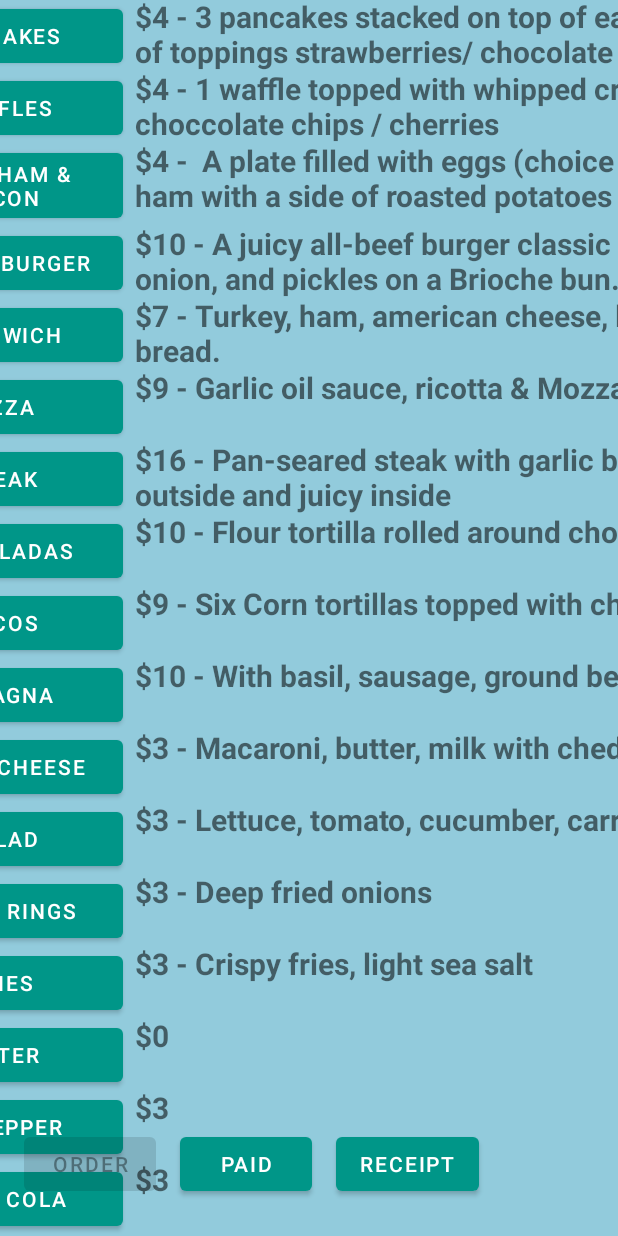
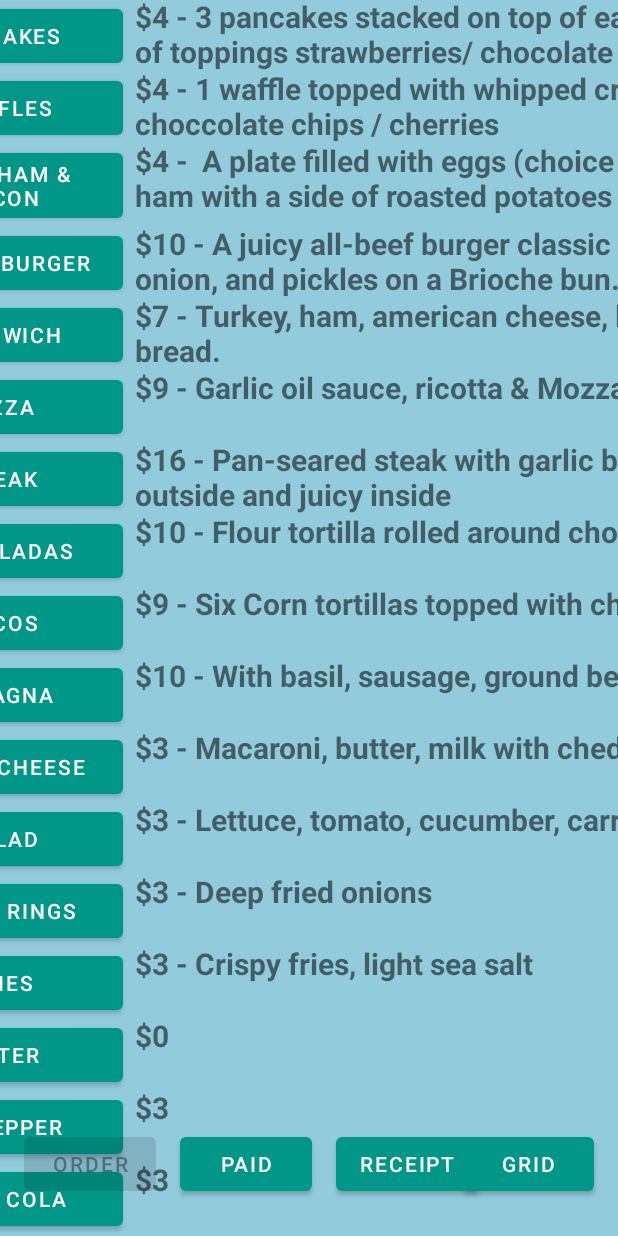
Before and after one commit to matthewgraca/4080-capstone-project, an Android app: the screen it shows after launch (OrderActivity), after a tap on "10", on a phone screen of 412 x 824 dp. Run offline under Robolectric (Android 15) with nearby library versions, the phone set to English and light mode, and no system bars.

Commit message:
Integrated Restaurant + Added Grid/Linear Layout Switch

```diff
--- a/MenuOrderingSystem/app/src/main/java/com/example/menuorderingsystem/Drink.kt
+++ b/MenuOrderingSystem/app/src/main/java/com/example/menuorderingsystem/Drink.kt
@@ -1,6 +1,8 @@
 package com.example.menuorderingsystem
 
-class Drink(name: String, cost: Int, private val size: Size) : Item(name, cost) {
+import java.io.Serializable
+
+class Drink(name: String, cost: Int, private val size: Size) : Item(name, cost), Serializable {
     fun getSize(): Size{
         return size
     }
--- a/MenuOrderingSystem/app/src/main/java/com/example/menuorderingsystem/Food.kt
+++ b/MenuOrderingSystem/app/src/main/java/com/example/menuorderingsystem/Food.kt
@@ -1,8 +1,10 @@
 package com.example.menuorderingsystem
+
+import java.io.Serializable
 
 class Food(name: String,
            cost: Int,
-           private val description: String) : Item(name, cost) {
+           private val description: String) : Item(name, cost), Serializable {
 
     fun getDescription(): String{
         return description
--- a/MenuOrderingSystem/app/src/main/java/com/example/menuorderingsystem/MainActivity.kt
+++ b/MenuOrderingSystem/app/src/main/java/com/example/menuorderingsystem/MainActivity.kt
@@ -8,6 +8,7 @@ import android.widget.Button
 
 class MainActivity : AppCompatActivity() {
 
+    private var restaurant: Restaurant = createRestaurant()
     var tableList: ArrayList<Table> = arrayListOf(
         Table(1), Table(2), Table(3),
         Table(4), Table(5), Table(6),
@@ -26,16 +27,76 @@ class MainActivity : AppCompatActivity() {
 
         val button = view as Button
 
-        var tables: ArrayList<Table>? = intent.getSerializableExtra("tables") as ArrayList<Table>?
-        if (tables != null) {
-            tableList = tables
-            println("Tables overrwritten")
-        }
+        retrieveData()
 
         val tableNum = button.text.toString().toInt()
-        println("Table #${tableNum}")
         activity2Intent.putExtra("tableNum", tableNum-1)
         activity2Intent.putExtra("tableArray", tableList)
+        activity2Intent.putExtra("restaurant", restaurant)
         startActivity(activity2Intent)
     }
+
+    private fun retrieveData(){
+        val tables: ArrayList<Table>? = intent.getSerializableExtra("tables") as ArrayList<Table>?
+        val res: Restaurant? = intent.getSerializableExtra("nRestaurant") as Restaurant?
+        if (tables != null){
+            tableList = tables
+        }
+        if (res != null){
+            restaurant = res
+        }
+    }
+
+    private fun createRestaurant(): Restaurant{
+        //Breakfast items
+        val pancakes = Food("Pancakes", 4, "3 pancakes stacked on top of each other with a side of butter and a choice of toppings strawberries/ chocolate chips / cherries")
+        val waffles = Food("Waffles", 4, "1 waffle topped with whipped cream and a choice of toppings strawberry/choccolate chips / cherries")
+        val eggs_ham_bacon = Food("Eggs Ham & Bacon", 4, " A plate filled with eggs (choice of scrambled or sunny side-up), bacon, and ham with a side of roasted potatoes or hash browns")
+
+
+        //Lunch Foods
+        val c_burger = Food("Cheeseburger", 10, "A juicy all-beef burger classic with american cheese, lettuce, tomato, onion, and pickles on a Brioche bun.")
+        val sandwich = Food("Sandwich", 7, "Turkey, ham, american cheese, lettuce, tomato, and mayonnaise on wheat bread.")
+        val pizza = Food("Pizza", 9, "Garlic oil sauce, ricotta & Mozzarella cheese, tomatoes and basil")
+
+
+        //Dinner Items
+        val steak = Food("Steak", 16, "Pan-seared steak with garlic butter is seared and caramelized on the outside and juicy inside")
+        val enchiladas = Food("Enchiladas", 10, "Flour tortilla rolled around choice of chicken or beef with a savory sauce")
+        val tacos = Food("Tacos", 9, "Six Corn tortillas topped with choice of chicken, beef, or fish")
+        val lasagna = Food("Lasagna", 10, "With basil, sausage, ground beef and three types of cheese")
+
+        //Sides/Appetizers
+        val mac_cheese = Food("Mac & Cheese", 3, "Macaroni, butter, milk with cheddar and parmesan cheese")
+        val salad = Food("Salad", 3, "Lettuce, tomato, cucumber, carrot served with ranch dressing")
+        val onion_rings = Food("Onion Rings", 3, "Deep fried onions")
+        val fries = Food("Fries", 3, "Crispy fries, light sea salt")
+
+
+        //Drinks
+        val water: Item = Drink("Water", 0, Size.MEDIUM)
+        val dr_pepper: Item = Drink("Dr Pepper", 3, Size.MEDIUM)
+        val coca_cola: Item = Drink("Coca Cola", 3, Size.MEDIUM)
+        var root_beer: Item = Drink("Root Beer", 3, Size.MEDIUM)
+        val sprite: Item = Drink("Sprite", 3, Size.MEDIUM)
+
+        val breakfast_items = arrayListOf(pancakes, waffles, eggs_ham_bacon) as ArrayList<Item>
+        val lunch_items = arrayListOf(c_burger, sandwich, pizza) as ArrayList<Item>
+        val dinner_items = arrayListOf(steak, enchiladas, tacos, lasagna) as ArrayList<Item>
+        val side_items = arrayListOf(mac_cheese, salad, onion_rings, fries) as ArrayList<Item>
+        val drinks = arrayListOf(water, dr_pepper, coca_cola, sprite)
+
+        val breakfastMenu: Menu = Menu("Breakfast", breakfast_items)
+        val lunchMenu = Menu("Lunch", lunch_items)
+        val dinnerMenu = Menu("Dinner", dinner_items)
+        val sideMenu = Menu("Sides & Appetizers", side_items)
+        val drinkMenu = Menu("Drinks", drinks)
+
+        val menus = arrayOf(breakfastMenu, lunchMenu, dinnerMenu, sideMenu, drinkMenu)
+
+        val orderManager = OrderManager()
+        val menuManager = MenuManager(menus)
+
+        return Restaurant("Kotlin Restaurant",orderManager, menuManager )
+    }
 }
--- a/MenuOrderingSystem/app/src/main/java/com/example/menuorderingsystem/Menu.kt
+++ b/MenuOrderingSystem/app/src/main/java/com/example/menuorderingsystem/Menu.kt
@@ -1,6 +1,8 @@
 package com.example.menuorderingsystem
 
-class Menu {
+import java.io.Serializable
+
+class Menu : Serializable {
 
     var name: String
     val itemList: ArrayList<Item>
--- a/MenuOrderingSystem/app/src/main/java/com/example/menuorderingsystem/MenuAdapter.kt
+++ b/MenuOrderingSystem/app/src/main/java/com/example/menuorderingsystem/MenuAdapter.kt
@@ -7,7 +7,7 @@ import android.widget.Button
 import android.widget.TextView
 import androidx.recyclerview.widget.RecyclerView
 
-class MenuAdapter (private val menuItems: List<Item>): RecyclerView.Adapter<MenuAdapter.ViewHolder>() {
+class MenuAdapter (private val menuItems: List<Item>, private val grid: Boolean): RecyclerView.Adapter<MenuAdapter.ViewHolder>() {
 
     interface OnClickListener{
         fun onItemClicked(pos: Int)
@@ -17,9 +17,6 @@ class MenuAdapter (private val menuItems: List<Item>): RecyclerView.Adapter<Menu
     lateinit var buttonView: Button
 
     inner class ViewHolder(menuItem: View): RecyclerView.ViewHolder(menuItem){
-//        fun bind(item: Item) {
-//            textView.setText(menuItems.get(adapterPosition).getName())
-//        }
 
         val menuItemTextView = menuItem.findViewById<TextView>(R.id.tvItemMenu)
         val buttonTextView = menuItem.findViewById<Button>(R.id.btnAddToOrder)
@@ -35,6 +32,7 @@ class MenuAdapter (private val menuItems: List<Item>): RecyclerView.Adapter<Menu
     override fun onBindViewHolder(holder: ViewHolder, position: Int) {
         val item: Item = menuItems.get(position)
         textView = holder.menuItemTextView
+        if(!grid){
             when(item){
                 is Food -> {
                     textView.text = "$${item.getCost()} - ${item.getDescription()}"
@@ -43,11 +41,13 @@ class MenuAdapter (private val menuItems: List<Item>): RecyclerView.Adapter<Menu
                     textView.text = "$${item.getCost()}"
                 }
             }
+        }
+        else{
+            textView.text = ""
+        }
         buttonView = holder.buttonTextView
         buttonView.text = item.getName()
 
-
-//        holder.bind(item)
     }
 
     override fun getItemCount(): Int {
--- a/MenuOrderingSystem/app/src/main/java/com/example/menuorderingsystem/MenuManager.kt
+++ b/MenuOrderingSystem/app/src/main/java/com/example/menuorderingsystem/MenuManager.kt
@@ -1,8 +1,9 @@
 package com.example.menuorderingsystem
 
+import java.io.Serializable
 import kotlin.collections.*
 
-class MenuManager(private var menuList: Array<Menu>) {
+class MenuManager(private var menuList: Array<Menu>) : Serializable {
 
     fun getMenus(): Array<Menu>{
         return menuList
--- a/MenuOrderingSystem/app/src/main/java/com/example/menuorderingsystem/Order.kt
+++ b/MenuOrderingSystem/app/src/main/java/com/example/menuorderingsystem/Order.kt
@@ -2,7 +2,7 @@ package com.example.menuorderingsystem
 
 import java.io.Serializable
 
-class Order(private var items: MutableList<Item> = mutableListOf<Item>()) : Serializable  {
+class Order(private var items: MutableList<Item> = mutableListOf()) : Serializable  {
     private var orderNumber = 0
 
     fun getOrderNumber(): Int{
--- a/MenuOrderingSystem/app/src/main/java/com/example/menuorderingsystem/OrderActivity.kt
+++ b/MenuOrderingSystem/app/src/main/java/com/example/menuorderingsystem/OrderActivity.kt
@@ -1,15 +1,14 @@
 package com.example.menuorderingsystem
 
-import android.app.Activity
 import android.content.Intent
 import androidx.appcompat.app.AppCompatActivity
 import android.os.Bundle
-import android.view.LayoutInflater
 import android.view.MenuItem
 import android.view.View
 import android.widget.Button
 import android.widget.TextView
 import android.widget.Toast
+import androidx.recyclerview.widget.GridLayoutManager
 import androidx.recyclerview.widget.LinearLayoutManager
 import androidx.recyclerview.widget.RecyclerView
 import com.google.android.material.navigation.NavigationView
@@ -25,6 +24,8 @@ class OrderActivity : AppCompatActivity(), NavigationView.OnNavigationItemSelect
     lateinit var mItems: Menu
     lateinit var rIntent: Intent
     lateinit var orderButton: Button
+    lateinit var restaurant: Restaurant
+    private var newItems: ArrayList<Item> = ArrayList<Item>()
 
 
 
@@ -38,6 +39,7 @@ class OrderActivity : AppCompatActivity(), NavigationView.OnNavigationItemSelect
         navView.setNavigationItemSelectedListener(this)
         navView.getHeaderView(R.id.textView)
 
+        restaurant = intent.getSerializableExtra("restaurant") as Restaurant
         tables = intent.getSerializableExtra("tableArray") as ArrayList<Table>
         tableNum = intent.getSerializableExtra("tableNum") as Int
         currentTable = tables[tableNum]
@@ -47,6 +49,8 @@ class OrderActivity : AppCompatActivity(), NavigationView.OnNavigationItemSelect
         textView!!.text = "Table #${tableNum+1}"
 
         orderButton = findViewById(R.id.order_button)
+        if(!currentTable.getOrder().isEmpty())
+            orderButton.text = getString(R.string.update)
 
 
         val receiptButton: Button = findViewById(R.id.receipt_button)
@@ -59,29 +63,37 @@ class OrderActivity : AppCompatActivity(), NavigationView.OnNavigationItemSelect
             toast.show()
             currentTable.setOrder(Order())
             tables[tableNum] = currentTable
+            navView.menu.clear()
             //finish()
         }
 
         // order button functionality
         orderButton.setOnClickListener{
 
-            tables[tableNum] = currentTable
+            if(orderButton.text == getString(R.string.update) ){
+                updateOrder()
+            }
+            else{
+                for(i in newItems){
+                    currentTable.getOrder().addItem(i)
+                }
+                newItems.clear()
+                restaurant.getOrderManager().addOrder(currentTable.getOrder())
+            }
 
             // display order sent msg
-            val toast = Toast.makeText(this, "Order Sent!", Toast.LENGTH_SHORT)
+            val toast: Toast = Toast.makeText(this, "Order Sent!", Toast.LENGTH_SHORT)
             toast.show()
+
             // disable button when order is sent
             orderButton.isEnabled = false
-            // TODO:detect change in order (that's handled outside this block when list is updated)
-            /* on their end: like if orderButton.text == update, then orderButton.isEnabled == true*/
-            // change button to "update" when ordered
             orderButton.text = getString(R.string.update)
         }
 
         // receipt button functionality
         receiptButton.setOnClickListener{
             // move to receipt activity to handle the receipt
-            val receipt: Receipt = currentTable.getOrder().generateReceipt(100)
+            val receipt: Receipt = currentTable.getOrder().generateReceipt(300)
 
             val intent = Intent(this, ReceiptActivity::class.java)
             intent.putExtra("receipt", receipt)
@@ -94,13 +106,14 @@ class OrderActivity : AppCompatActivity(), NavigationView.OnNavigationItemSelect
         //for menu recycler view
         mItems = createMenu()
         menuItem = Item.createItemList(mItems)
-        val menuAdapter = MenuAdapter(menuItem)
+        val menuAdapter = MenuAdapter(menuItem, false)
         rvMenu.adapter = menuAdapter
         rvMenu.layoutManager = LinearLayoutManager(this)
 
     }
 
     override fun onNavigationItemSelected(item: MenuItem): Boolean {
+        rvMenu.layoutManager = GridLayoutManager(this, 4)
         if(item.groupId == R.id.order_list){
             navView.menu.removeItem(item.itemId)
             return true
@@ -121,64 +134,71 @@ class OrderActivity : AppCompatActivity(), NavigationView.OnNavigationItemSelect
         val button: Button = view as Button
 
         val selected = button.text
-        var item = mItems.selectItem(selected as String)
+        val item = mItems.selectItem(selected as String)
 
+        newItems.add(item!!)
 
-        var order = currentTable.getOrder()
-
-        order.addItem(item!!)
-
-
-        var itemView: MenuItem = navView.menu.add(R.id.order_list, order.getItems().size, 0, item.getName())
+        val itemView: MenuItem = navView.menu.add(R.id.order_list, navView.menu.size(), 0, item.getName())
         itemView.isCheckable = true
 
         orderButton.isEnabled = true
     }
 
+    private fun updateOrder(){
+        if(newItems.isEmpty())
+            return
+
+        val orders = restaurant.getOrderManager().getOrder()
+        val oldOrder = currentTable.getOrder()
+        for(i in orders){
+            println(i)
+            if(i.getOrderNumber() == oldOrder.getOrderNumber()){
+                for(j in newItems){
+                    i.addItem(j)
+                    currentTable.getOrder().addItem(j)
+                }
+                break
+            }
+        }
+
+        newItems.clear()
+        tables[tableNum] = currentTable
+    }
+
     override fun onBackPressed() {
+        updateOrder()
         rIntent.putExtra("tables", tables)
+        rIntent.putExtra("nRestaurant", restaurant)
         startActivity(rIntent)
     }
 
+    fun layoutSwitch(view: View){
+        val button = view as Button
 
-    fun createMenu():Menu{
-        //Breakfast items
-        val pancakes = Food("Pancakes", 4, "3 pancakes stacked on top of each other with a side of butter and a choice of toppings strawberries/ chocolate chips / cherries")
-        val waffles = Food("Waffles", 4, "1 waffle topped with whipped cream and a choice of toppings strawberry/choccolate chips / cherries")
-        val eggs_ham_bacon = Food("Eggs Ham & Bacon", 4, " A plate filled with eggs (choice of scrambled or sunny side-up), bacon, and ham with a side of roasted potatoes or hash browns")
-
-        //Lunch Foods
-        val c_burger = Food("Cheeseburger", 10, "A juicy all-beef burger classic with american cheese, lettuce, tomato, onion, and pickles on a Brioche bun.")
-        val sandwich = Food("Sandwich", 7, "Turkey, ham, american cheese, lettuce, tomato, and mayonnaise on wheat bread.")
-        val pizza = Food("Pizza", 9, "Garlic oil sauce, ricotta & Mozzarella cheese, tomatoes and basil")
-
-        //Dinner Items
-        val steak = Food("Steak", 16, "Pan-seared steak with garlic butter is seared and caramelized on the outside and juicy inside")
-        val enchiladas = Food("Enchiladas", 10, "Flour tortilla rolled around choice of chicken or beef with a savory sauce")
-        val tacos = Food("Tacos", 9, "Six Corn tortillas topped with choice of chicken, beef, or fish")
-        val lasagna = Food("Lasagna", 10, "With basil, sausage, ground beef and three types of cheese")
-
-        //Sides/Appetizers
-        val mac_cheese = Food("Mac & Cheese", 3, "Macaroni, butter, milk with cheddar and parmesan cheese")
-        val salad = Food("Salad", 3, "Lettuce, tomato, cucumber, carrot served with ranch dressing")
-        val onion_rings = Food("Onion Rings", 3, "Deep fried onions")
-        val fries = Food("Fries", 3, "Crispy fries, light sea salt")
+        when(button.text){
+            "Linear" -> {
+                rvMenu.adapter = MenuAdapter(menuItem, false)
+                rvMenu.layoutManager = LinearLayoutManager(this)
+                button.text = "Grid"
+            }
+            "Grid" -> {
+                rvMenu.adapter = MenuAdapter(menuItem, true)
+                rvMenu.layoutManager = GridLayoutManager(this, 4)
+                button.text = "Linear"
+            }
+        }
+    }
 
 
-        //Drinks
-        val water: Item = Drink("Water", 0, Size.MEDIUM)
-        val dr_pepper: Item = Drink("Dr Pepper", 3, Size.MEDIUM)
-        val coca_cola: Item = Drink("Coca Cola", 3, Size.MEDIUM)
-        var root_beer: Item = Drink("Root Beer", 3, Size.MEDIUM)
-        val sprite: Item = Drink("Sprite", 3, Size.MEDIUM)
+    private fun createMenu(): Menu {
 
-
-        val menuWithEverything = arrayListOf(pancakes, waffles, eggs_ham_bacon,
-            c_burger, sandwich, pizza,
-            steak, enchiladas, tacos, lasagna,
-            mac_cheese, salad, onion_rings, fries,
-            water, dr_pepper, coca_cola, root_beer, sprite)
-        val motherOfAllMenus: Menu = Menu("Menu with all Item", menuWithEverything)
-        return motherOfAllMenus
+        val menus = restaurant.getMenuManager().getMenus()
+        var menuWithEverything = ArrayList<Item>()
+        for (i in menus) {
+            for (j in i.itemList) {
+                menuWithEverything.add(j)
+            }
+        }
+        return Menu("Menu with all Item", menuWithEverything)
     }
 }
--- a/MenuOrderingSystem/app/src/main/java/com/example/menuorderingsystem/OrderManager.kt
+++ b/MenuOrderingSystem/app/src/main/java/com/example/menuorderingsystem/OrderManager.kt
@@ -1,5 +1,8 @@
 package com.example.menuorderingsystem
-class OrderManager(private var orderList: MutableList<Order>) {
+
+import java.io.Serializable
+
+class OrderManager(private var orderList: MutableList<Order> = mutableListOf()) : Serializable {
 
     fun getOrder(): MutableList<Order>{
         return orderList
--- a/MenuOrderingSystem/app/src/main/java/com/example/menuorderingsystem/Restaurant.kt
+++ b/MenuOrderingSystem/app/src/main/java/com/example/menuorderingsystem/Restaurant.kt
@@ -1,8 +1,10 @@
 package com.example.menuorderingsystem
+
+import java.io.Serializable
 
 class Restaurant(private val name: String,
                  private val orderManager: OrderManager,
-                 private val menuManager: MenuManager) {
+                 private val menuManager: MenuManager) : Serializable {
 
     fun getName(): String{
         return name
--- a/MenuOrderingSystem/app/src/main/res/layout/activity_order.xml
+++ b/MenuOrderingSystem/app/src/main/res/layout/activity_order.xml
@@ -78,4 +78,15 @@
         app:layout_constraintStart_toEndOf="@+id/paid_button"
         tools:ignore="TextContrastCheck" />
 
+    <Button
+        android:id="@+id/layout_switch"
+        android:layout_width="wrap_content"
+        android:layout_height="wrap_content"
+        android:layout_marginEnd="16dp"
+        android:layout_marginBottom="24dp"
+        android:onClick="layoutSwitch"
+        android:text="Grid"
+        app:layout_constraintBottom_toBottomOf="parent"
+        app:layout_constraintEnd_toEndOf="parent" />
+
 </androidx.constraintlayout.widget.ConstraintLayout>
```
Also changed, not shown: MenuOrderingSystem/app/src/main/res/values/strings.xml (+0 -8 lines). Lines whose indentation alone changed are shown as unchanged.
